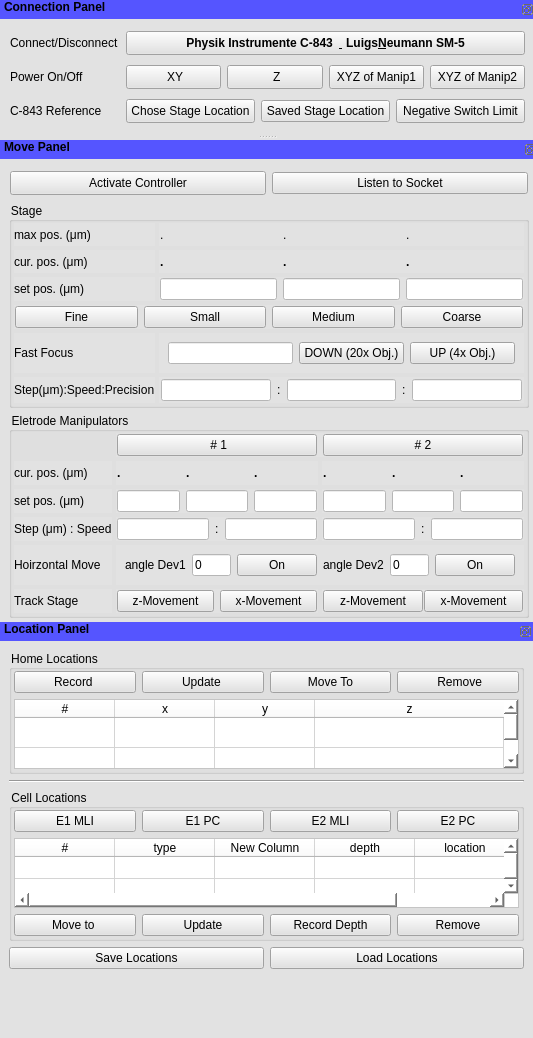
First picture: the form in manipulatorTemplate.ui, repository mgraupe/ManipulatorControl, before the edit.
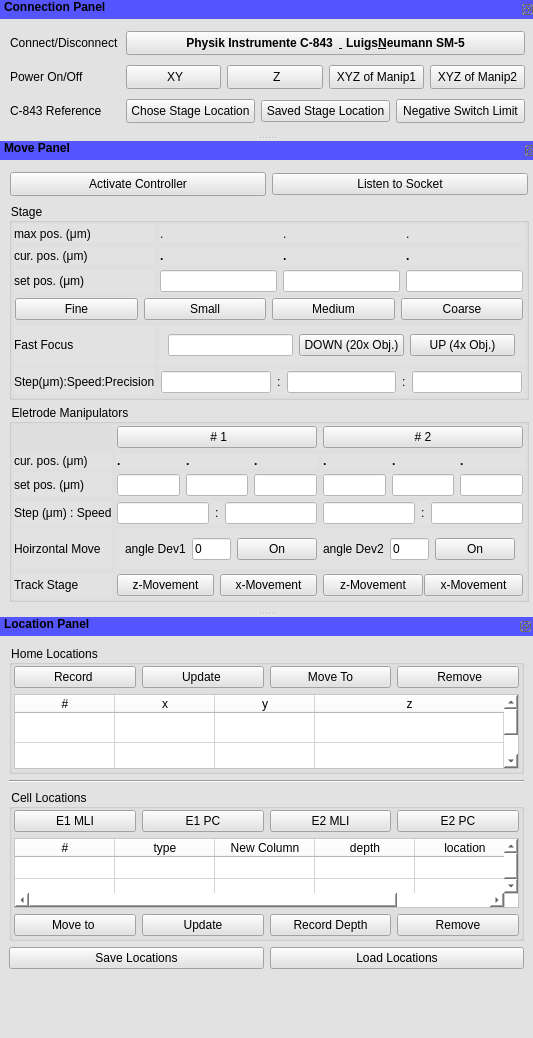
Second picture: the form after the edit.

Commit message: size adjustments

Patch:
```diff
--- a/manipulatorTemplate.ui
+++ b/manipulatorTemplate.ui
@@ -317,7 +317,7 @@
    <property name="minimumSize">
     <size>
      <width>538</width>
-     <height>487</height>
+     <height>470</height>
     </size>
    </property>
    <property name="font">
```
